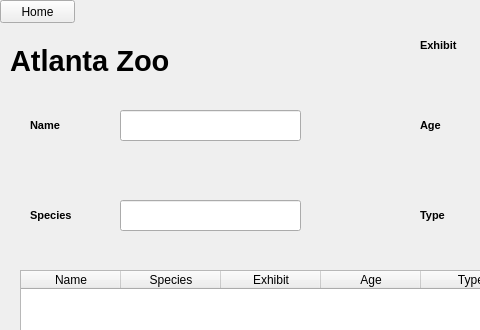
Above: ui/StaffSearchAnimals.ui from jxzhou131/CS-4400-Atlanta-Zoo-Database before the change; both pictures show x 0 to 480 and y 0 to 330 of the 800 by 600 pixel window. Below: the same form after it.
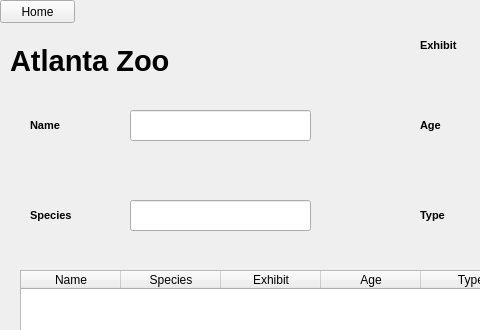
That is the form after the change.

The edit to the form file:
```diff
--- a/ui/StaffSearchAnimals.ui
+++ b/ui/StaffSearchAnimals.ui
@@ -61,7 +61,7 @@
      <rect>
       <x>30</x>
       <y>200</y>
-      <width>71</width>
+      <width>91</width>
       <height>31</height>
      </rect>
     </property>
@@ -143,7 +143,7 @@
    <widget class="QLineEdit" name="lineEdit">
     <property name="geometry">
      <rect>
-      <x>120</x>
+      <x>130</x>
       <y>110</y>
       <width>181</width>
       <height>31</height>
@@ -162,7 +162,7 @@
    <widget class="QLineEdit" name="lineEdit_2">
     <property name="geometry">
      <rect>
-      <x>120</x>
+      <x>130</x>
       <y>200</y>
       <width>181</width>
       <height>31</height>
```
Left out of the diff: 34 changed lines with no effect on the pictures.
